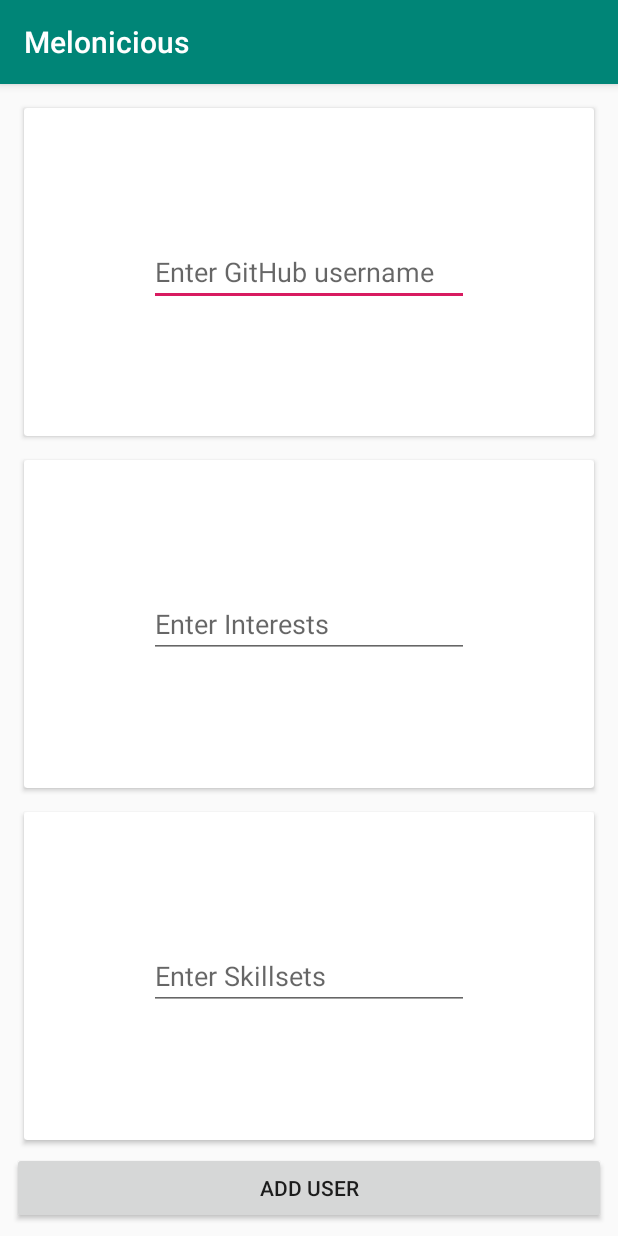
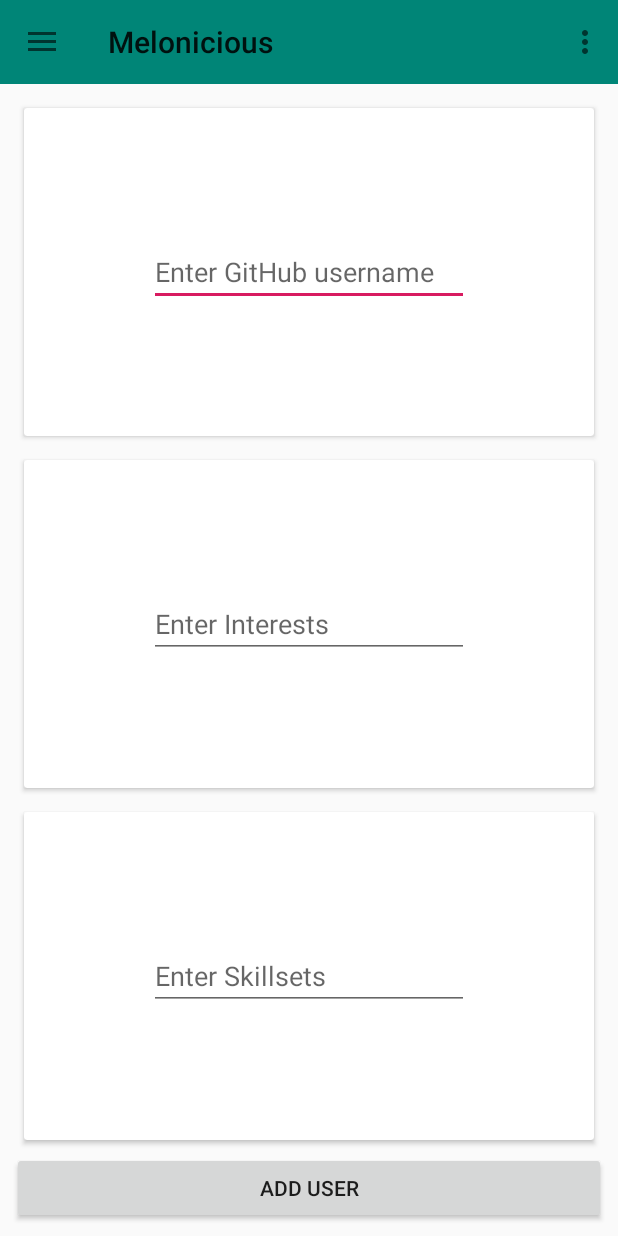
Before and after one commit to AbhilashG97/Melonicious, an Android app: the screen it shows after launch (AddMenteeActivity before the commit, DashboardActivity after it), after a tap on "Add User", on a phone screen of 412 x 824 dp. Run offline under Robolectric (Android 15) with nearby library versions, the phone set to English and light mode, and no system bars; our stand-ins replace Room's generated code, RxJava; libraries missing offline, so code that uses them is left out: com.facebook.stetho; 1 statement that could not run was skipped; 2 other taps on this screen came first.

Commit message:
refactored AddMenteePage

```diff
--- a/app/src/main/AndroidManifest.xml
+++ b/app/src/main/AndroidManifest.xml
@@ -13,7 +13,6 @@
         android:supportsRtl="true"
         android:theme="@style/AppTheme"
         tools:ignore="AllowBackup,GoogleAppIndexingWarning">
-        <activity android:name=".addmentee.AddMenteeActivity"></activity>
         <activity
             android:name=".aboutauthor.AboutAuthorActivity"
             android:label="@string/title_activity_about_author"
--- a/app/src/main/java/abhilash/example/com/melonicious/addmentee/AddMenteeActivity.java
+++ b/app/src/main/java/abhilash/example/com/melonicious/addmentee/AddMenteeFragment.java
@@ -1,21 +1,28 @@
 package abhilash.example.com.melonicious.addmentee;
 
+
 import android.os.Bundle;
+
+import androidx.fragment.app.Fragment;
+import androidx.lifecycle.Observer;
+import androidx.lifecycle.ViewModelProviders;
+
 import android.util.Log;
+import android.view.LayoutInflater;
 import android.view.View;
+import android.view.ViewGroup;
 import android.widget.Button;
 import android.widget.EditText;
 import android.widget.Toast;
-
-import androidx.appcompat.app.AppCompatActivity;
-import androidx.lifecycle.Observer;
-import androidx.lifecycle.ViewModelProviders;
 
 import abhilash.example.com.melonicious.R;
 import abhilash.example.com.melonicious.model.Mentee;
 import abhilash.example.com.melonicious.utility.Utility;
 
-public class AddMenteeActivity extends AppCompatActivity {
+/**
+ * A simple {@link Fragment} subclass.
+ */
+public class AddMenteeFragment extends Fragment {
 
     private AddMenteeViewModel viewModel;
     private EditText username;
@@ -23,26 +30,34 @@ public class AddMenteeActivity extends AppCompatActivity {
     private EditText interests;
     private Button addUser;
 
+
+    public AddMenteeFragment() {
+        // Required empty public constructor
+    }
+
+
     @Override
-    protected void onCreate(Bundle savedInstanceState) {
-        super.onCreate(savedInstanceState);
-        setContentView(R.layout.activity_add_mentee);
+    public View onCreateView(LayoutInflater inflater, ViewGroup container,
+                             Bundle savedInstanceState) {
+        // Inflate the layout for this fragment
+        View view = inflater.inflate(R.layout.fragment_add_mentee, container, false);
         viewModel = ViewModelProviders.of(this).get(AddMenteeViewModel.class);
 
-        username = findViewById(R.id.editText_username);
-        skillsets = findViewById(R.id.editText_skillset);
-        interests = findViewById(R.id.editText_interests);
-        addUser = findViewById(R.id.button_add_user);
+        username = view.findViewById(R.id.editText_username);
+        skillsets = view.findViewById(R.id.editText_skillset);
+        interests = view.findViewById(R.id.editText_interests);
+        addUser = view.findViewById(R.id.button_add_user);
 
         onAddUserButtonClicked();
+
+        return view;
     }
-
     private void observeViewModal() {
         viewModel.getMenteeObservable().observe(this, new Observer<Mentee>() {
             @Override
             public void onChanged(Mentee mentee) {
                 Log.i("FETCHED USER", mentee.toString());
-                Toast.makeText(getBaseContext(), mentee.toString(), Toast.LENGTH_LONG).show();
+                Toast.makeText(getContext(), mentee.toString(), Toast.LENGTH_LONG).show();
             }
         });
     }
@@ -53,9 +68,8 @@ public class AddMenteeActivity extends AppCompatActivity {
             public void onClick(View view) {
                 viewModel.setMenteeLiveData(username.getText().toString(),
                         Utility.getListFromCSV(interests.getText().toString()),
-                                Utility.getListFromCSV(skillsets.getText().toString()));
+                        Utility.getListFromCSV(skillsets.getText().toString()));
                 observeViewModal();
-                finish();
             }
         });
     }
--- a/app/src/main/java/abhilash/example/com/melonicious/dashboard/DashboardActivity.java
+++ b/app/src/main/java/abhilash/example/com/melonicious/dashboard/DashboardActivity.java
@@ -21,9 +21,11 @@ import com.facebook.stetho.Stetho;
 import com.google.android.material.navigation.NavigationView;
 import com.google.android.material.snackbar.Snackbar;
 
+import java.io.IOException;
+
 import abhilash.example.com.melonicious.R;
 import abhilash.example.com.melonicious.aboutauthor.AboutAuthorActivity;
-import abhilash.example.com.melonicious.addmentee.AddMenteeActivity;
+import abhilash.example.com.melonicious.addmentee.AddMenteeFragment;
 
 public class DashboardActivity extends AppCompatActivity
         implements NavigationView.OnNavigationItemSelectedListener {
@@ -68,20 +70,40 @@ public class DashboardActivity extends AppCompatActivity
         transaction.commit();
     }
 
+    private void startAddMenteeFragment() {
+        FragmentManager manager = getSupportFragmentManager();
+        FragmentTransaction transaction = manager.beginTransaction();
+        transaction.replace(R.id.framelayout_content, new AddMenteeFragment());
+        transaction.addToBackStack(null);
+        transaction.commit();
+    }
+
     @Override
     public void onBackPressed() {
         DrawerLayout drawer = findViewById(R.id.drawer_layout);
         if (drawer.isDrawerOpen(GravityCompat.START)) {
             drawer.closeDrawer(GravityCompat.START);
         } else {
+
+            int count = getSupportFragmentManager().getBackStackEntryCount();
+
+            if (count == 1) {
+                startDashboardMainFragment();
+
+                super.onBackPressed();
                 if (mDoubleBackToExitPressedOnce) {
                     super.onBackPressed();
-                return;
+                    this.finish();
                 }
 
                 this.mDoubleBackToExitPressedOnce = true;
-            Snackbar.make(findViewById(R.id.main_activity_coordinator), R.string.action_exit,
+
+                try {
+                    Snackbar.make(findViewById(R.id.main_fragment_coordinator), R.string.action_exit,
                             Snackbar.LENGTH_SHORT).show();
+                } catch (NullPointerException npe) {
+                    npe.printStackTrace();
+                }
 
                 new Handler().postDelayed(new Runnable() {
 
@@ -90,6 +112,10 @@ public class DashboardActivity extends AppCompatActivity
                         mDoubleBackToExitPressedOnce = false;
                     }
                 }, 2000);
+
+            } else {
+                getSupportFragmentManager().popBackStack();
+            }
         }
     }
 
@@ -122,9 +148,9 @@ public class DashboardActivity extends AppCompatActivity
         int id = item.getItemId();
 
         if (id == R.id.nav_add_user) {
-            startActivity(new Intent(this, AddMenteeActivity.class));
+            startAddMenteeFragment();
         } else if (id == R.id.nav_users) {
-            startDashboardMainFragment();
+
         } else if (id == R.id.nav_stats) {
             // show app stats
         } else if (id == R.id.nav_about) {
--- a/app/src/main/java/abhilash/example/com/melonicious/dashboard/MainDashboardFragment.java
+++ b/app/src/main/java/abhilash/example/com/melonicious/dashboard/MainDashboardFragment.java
@@ -1,16 +1,14 @@
 package abhilash.example.com.melonicious.dashboard;
 
 
-import android.content.Intent;
 import android.os.Bundle;
-
-import androidx.fragment.app.Fragment;
-
 import android.view.LayoutInflater;
 import android.view.View;
 import android.view.ViewGroup;
-import android.widget.Toast;
 
+import androidx.fragment.app.Fragment;
+import androidx.fragment.app.FragmentManager;
+import androidx.fragment.app.FragmentTransaction;
 import androidx.viewpager.widget.ViewPager;
 
 import com.google.android.material.floatingactionbutton.FloatingActionButton;
@@ -18,7 +16,7 @@ import com.google.android.material.tabs.TabLayout;
 
 import abhilash.example.com.melonicious.R;
 import abhilash.example.com.melonicious.adapters.DashboardViewPagerAdapter;
-import abhilash.example.com.melonicious.addmentee.AddMenteeActivity;
+import abhilash.example.com.melonicious.addmentee.AddMenteeFragment;
 import abhilash.example.com.melonicious.dashboard.dashboardfragments.awesomelist.AwesomeListFragment;
 import abhilash.example.com.melonicious.dashboard.dashboardfragments.naughtylist.NaughtListFragment;
 
@@ -52,8 +50,6 @@ public class MainDashboardFragment extends Fragment {
         initializeViewPager();
         tabLayout.setupWithViewPager(viewPager);
         onFABClicked();
-        Toast.makeText(getContext(), "This is the DashboardFragment", Toast.LENGTH_LONG)
-                .show();
         return view;
     }
 
@@ -71,9 +67,12 @@ public class MainDashboardFragment extends Fragment {
         fab.setOnClickListener(new View.OnClickListener() {
             @Override
             public void onClick(View view) {
-                startActivity(new Intent(getContext(), AddMenteeActivity.class));
+                FragmentManager manager = getFragmentManager();
+                FragmentTransaction transaction = manager.beginTransaction();
+                transaction.replace(R.id.framelayout_content, new AddMenteeFragment());
+                transaction.addToBackStack(null);
+                transaction.commit();
             }
         });
     }
-
 }
--- /dev/null
+++ b/app/src/main/res/layout/fragment_add_mentee.xml
@@ -0,0 +1,93 @@
+<?xml version="1.0" encoding="utf-8"?>
+<androidx.constraintlayout.widget.ConstraintLayout xmlns:android="http://schemas.android.com/apk/res/android"
+    xmlns:app="http://schemas.android.com/apk/res-auto"
+    xmlns:tools="http://schemas.android.com/tools"
+    android:layout_width="match_parent"
+    android:layout_height="match_parent"
+    tools:context=".addmentee.AddMenteeFragment">
+
+    <androidx.cardview.widget.CardView
+        android:id="@+id/cardview_username"
+        android:layout_width="0dp"
+        android:layout_height="0dp"
+        android:layout_marginStart="16dp"
+        android:layout_marginTop="16dp"
+        android:layout_marginEnd="16dp"
+        android:layout_marginBottom="16dp"
+        android:elevation="8dp"
+        app:layout_constraintBottom_toTopOf="@+id/cardview_interests"
+        app:layout_constraintEnd_toEndOf="parent"
+        app:layout_constraintHorizontal_bias="0.5"
+        app:layout_constraintStart_toStartOf="parent"
+        app:layout_constraintTop_toTopOf="parent">
+
+        <EditText
+            android:id="@+id/editText_username"
+            android:layout_width="wrap_content"
+            android:layout_height="wrap_content"
+            android:layout_gravity="center"
+            android:ems="10"
+            android:hint="@string/enter_github_username"
+            android:inputType="textPersonName" />
+    </androidx.cardview.widget.CardView>
+
+    <androidx.cardview.widget.CardView
+        android:id="@+id/cardview_skillset"
+        android:layout_width="0dp"
+        android:layout_height="0dp"
+        android:layout_marginStart="16dp"
+        android:layout_marginTop="16dp"
+        android:layout_marginEnd="16dp"
+        android:layout_marginBottom="8dp"
+        android:elevation="8dp"
+        app:layout_constraintBottom_toTopOf="@+id/button_add_user"
+        app:layout_constraintEnd_toEndOf="parent"
+        app:layout_constraintHorizontal_bias="0.5"
+        app:layout_constraintStart_toStartOf="parent"
+        app:layout_constraintTop_toBottomOf="@+id/cardview_interests">
+
+        <EditText
+            android:id="@+id/editText_skillset"
+            android:layout_width="wrap_content"
+            android:layout_height="wrap_content"
+            android:layout_gravity="center"
+            android:ems="10"
+            android:hint="@string/enter_skillsets"
+            android:inputType="textPersonName" />
+    </androidx.cardview.widget.CardView>
+
+    <androidx.cardview.widget.CardView
+        android:id="@+id/cardview_interests"
+        android:layout_width="0dp"
+        android:layout_height="0dp"
+        android:layout_marginStart="16dp"
+        android:layout_marginEnd="16dp"
+        android:elevation="8dp"
+        app:layout_constraintBottom_toTopOf="@+id/cardview_skillset"
+        app:layout_constraintEnd_toEndOf="parent"
+        app:layout_constraintHorizontal_bias="0.5"
+        app:layout_constraintStart_toStartOf="parent"
+        app:layout_constraintTop_toBottomOf="@+id/cardview_username">
+
+        <EditText
+            android:id="@+id/editText_interests"
+            android:layout_width="wrap_content"
+            android:layout_height="wrap_content"
+            android:layout_gravity="center"
+            android:ems="10"
+            android:hint="@string/enter_interests"
+            android:inputType="textPersonName" />
+    </androidx.cardview.widget.CardView>
+
+    <Button
+        android:id="@+id/button_add_user"
+        android:layout_width="0dp"
+        android:layout_height="wrap_content"
+        android:layout_marginStart="8dp"
+        android:layout_marginEnd="8dp"
+        android:layout_marginBottom="8dp"
+        android:text="@string/add_user"
+        app:layout_constraintBottom_toBottomOf="parent"
+        app:layout_constraintEnd_toEndOf="parent"
+        app:layout_constraintStart_toStartOf="parent" />
+</androidx.constraintlayout.widget.ConstraintLayout>
--- a/app/src/main/res/layout/fragment_main_dashboard.xml
+++ b/app/src/main/res/layout/fragment_main_dashboard.xml
@@ -1,7 +1,7 @@
 <?xml version="1.0" encoding="utf-8"?>
 <androidx.coordinatorlayout.widget.CoordinatorLayout xmlns:android="http://schemas.android.com/apk/res/android"
     xmlns:app="http://schemas.android.com/apk/res-auto"
-    android:id="@+id/main_activity_coordinator"
+    android:id="@+id/main_fragment_coordinator"
     android:layout_width="match_parent"
     android:layout_height="match_parent">
 
```
Lines whose indentation alone changed are shown as unchanged.
